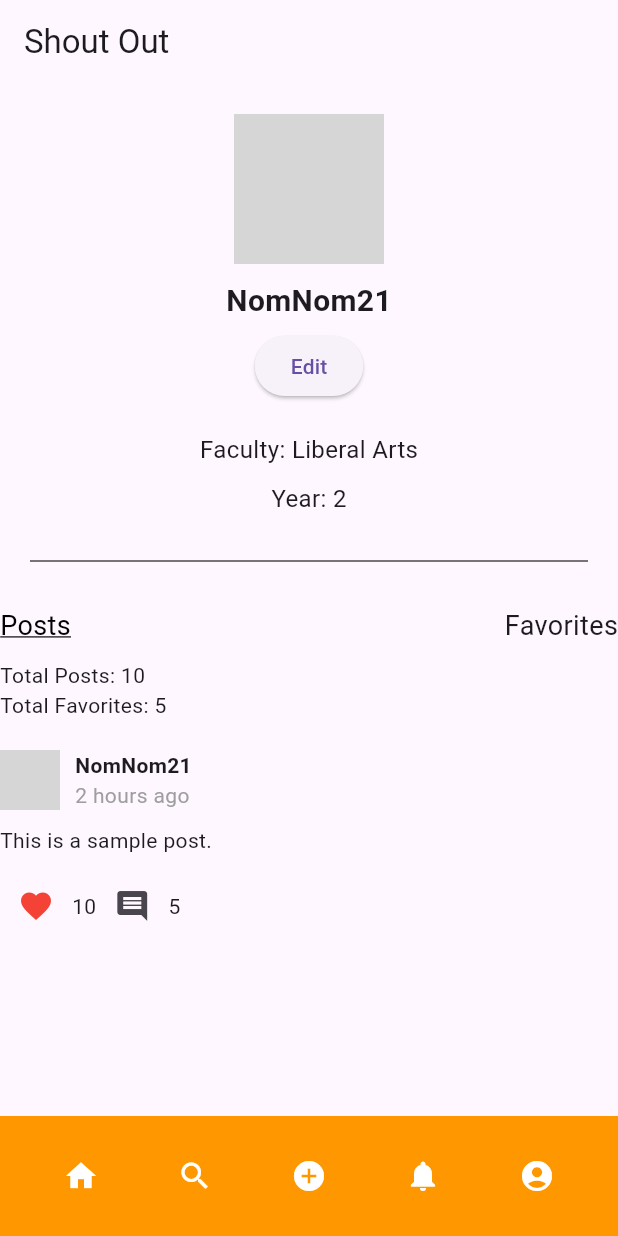
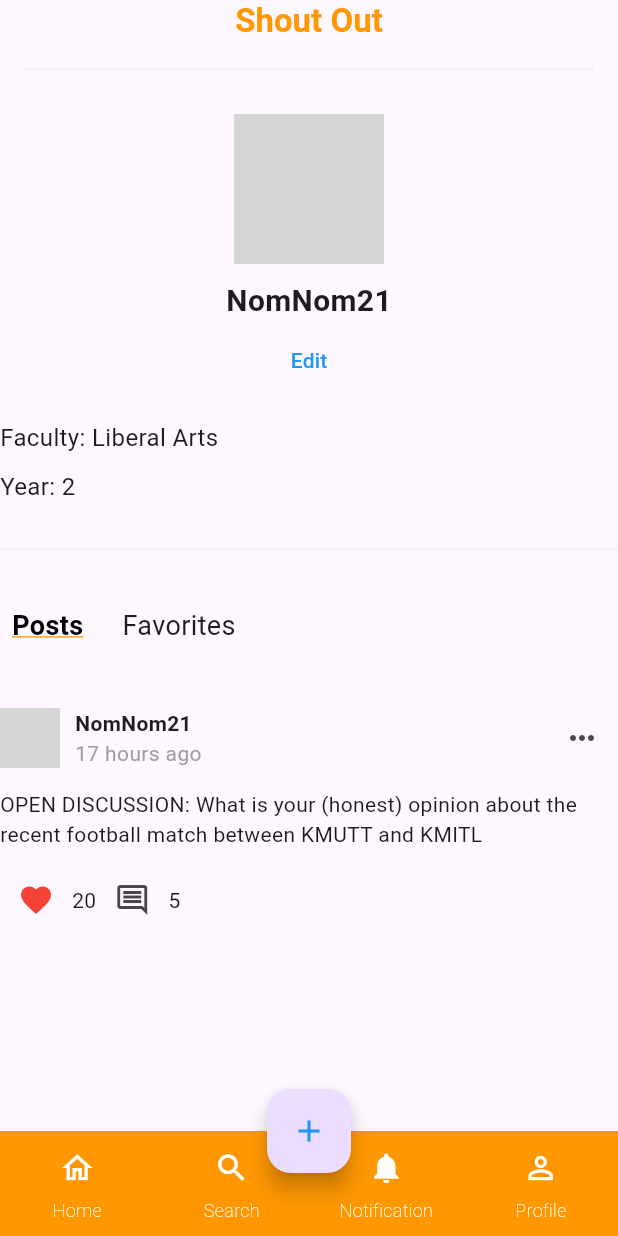
Before and after one commit to kimtigithub/appk, a Flutter app: the screen it shows after launch, on a phone screen of 412 x 824 dp. Run offline on Flutter 3.47's test engine with Material 3 defaults, Android fonts, the phone set to English and light mode, and no system bars; grey boxes are pictures that could not be loaded.

Commit message:
first commit

```diff
--- a/lib/edit_profile_page.dart
+++ b/lib/edit_profile_page.dart
@@ -2,11 +2,10 @@ import 'package:flutter/material.dart';
 import 'package:shout_out/profile_page.dart';
 
 class EditProfilePage extends StatefulWidget {
-  const EditProfilePage({super.key}) ;
+  const EditProfilePage({super.key});
 
   @override
   State<EditProfilePage> createState() => _EditProfilePageState();
-
 }
 
 class _EditProfilePageState extends State<EditProfilePage> {
@@ -24,18 +23,19 @@ class _EditProfilePageState extends State<EditProfilePage> {
         child: Column(
           crossAxisAlignment: CrossAxisAlignment.center,
           children: [
-           const SizedBox(height: 20),
-            GestureDetector(
+            SizedBox(
+              child: GestureDetector(
                 onTap: () {
                   // Handle camera icon click
                 },
-              child: const  CircleAvatar(
+                child: const CircleAvatar(
                   radius: 50,
                   backgroundColor: Colors.orange,
                   child: Icon(
                     Icons.camera_alt,
                     size: 40,
                     color: Colors.white,
+                  ),
                 ),
               ),
             ),
@@ -47,17 +47,29 @@ class _EditProfilePageState extends State<EditProfilePage> {
               indent: 20,
               endIndent: 20,
             ),*/
-          const  SizedBox(height: 20),
-            buildProfileField('Name', _name, (value) {
+            Center(
+              child: SizedBox(
+                width: 200, // Adjust the width as needed
+                child: buildProfileField('', _name, (value) {
                   setState(() {
                     _name = value;
                   });
                 }),
-              buildProfileField('Faculty', _faculty, (value) {
+              ),
+            ),
+            Row(
+              children: [
+                const Padding(
+                  padding: EdgeInsets.only(left: 8.0),
+                  child: Text('Faculty : '),
+                ),
+                buildProfileField('', _faculty, (value) {
                   setState(() {
                     _faculty = value;
                   });
                 }),
+              ],
+            ),
             buildProfileField('Year', _year, (value) {
               setState(() {
                 _year = value;
@@ -83,13 +95,13 @@ class _EditProfilePageState extends State<EditProfilePage> {
               onPressed: () {
                 // Navigate to home page
               },
-              icon:const Icon(Icons.home, color: Colors.white),
+              icon: const Icon(Icons.home, color: Colors.white),
             ),
             IconButton(
               onPressed: () {
                 // Navigate to search page
               },
-              icon:const Icon(Icons.search, color: Colors.white),
+              icon: const Icon(Icons.search, color: Colors.white),
             ),
             IconButton(
               onPressed: () {
@@ -101,13 +113,13 @@ class _EditProfilePageState extends State<EditProfilePage> {
               onPressed: () {
                 // Navigate to notifications page
               },
-              icon:const Icon(Icons.notifications, color: Colors.white),
+              icon: const Icon(Icons.notifications, color: Colors.white),
             ),
             IconButton(
               onPressed: () {
                 // Navigate to profile page
               },
-              icon:const Icon(Icons.account_circle, color: Colors.white),
+              icon: const Icon(Icons.account_circle, color: Colors.white),
             ),
           ],
         ),
@@ -115,7 +127,8 @@ class _EditProfilePageState extends State<EditProfilePage> {
     );
   }
 
-Widget buildProfileField(String label, String value, ValueChanged<String> onChanged) {
+  Widget buildProfileField(
+      String label, String value, ValueChanged<String> onChanged) {
     return Column(
       crossAxisAlignment: CrossAxisAlignment.start,
       children: [
@@ -139,6 +152,7 @@ Widget buildProfileField(String label, String value, ValueChanged<String> onChan
                   //decoration:const InputDecoration(
                   //hintText: 'Enter $label',
                   // ),
+                  textAlign: TextAlign.center,
                   controller: TextEditingController(text: value),
                   onChanged: onChanged,
                 ),
@@ -156,8 +170,6 @@ Widget buildProfileField(String label, String value, ValueChanged<String> onChan
     );
   }
 
-
-
   Widget buildPostWidget(
     String userName,
     String timeAgo,
@@ -170,11 +182,11 @@ Widget buildProfileField(String label, String value, ValueChanged<String> onChan
       children: [
         Row(
           children: [
-          const  CircleAvatar(
+            const CircleAvatar(
               radius: 20,
               backgroundImage: AssetImage('assets/user_image.jpg'),
             ),
-          const  SizedBox(width: 10),
+            const SizedBox(width: 10),
             Column(
               crossAxisAlignment: CrossAxisAlignment.start,
               children: [
@@ -186,7 +198,7 @@ Widget buildProfileField(String label, String value, ValueChanged<String> onChan
                 ),
                 Text(
                   timeAgo,
-                  style:const  TextStyle(
+                  style: const TextStyle(
                     color: Colors.grey,
                   ),
                 ),
@@ -196,14 +208,14 @@ Widget buildProfileField(String label, String value, ValueChanged<String> onChan
         ),
         const SizedBox(height: 10),
         Text(postContent),
-      const  SizedBox(height: 10),
+        const SizedBox(height: 10),
         Row(
           children: [
             IconButton(
               onPressed: () {
                 // Handle love icon pressed
               },
-              icon:  const Icon(Icons.favorite),
+              icon: const Icon(Icons.favorite),
               color: Colors.red,
             ),
             Text(loveCount.toString()),
@@ -211,7 +223,7 @@ Widget buildProfileField(String label, String value, ValueChanged<String> onChan
               onPressed: () {
                 // Handle comment icon pressed
               },
-              icon:const Icon(Icons.comment),
+              icon: const Icon(Icons.comment),
             ),
             Text(commentCount.toString()),
           ],
@@ -223,9 +235,9 @@ Widget buildProfileField(String label, String value, ValueChanged<String> onChan
 
 void main() {
   runApp(MaterialApp(
-    home:  const ProfilePage(),
+    home: const ProfilePage(),
     routes: {
-      '/edit_profile': (context) =>const EditProfilePage(),
+      '/edit_profile': (context) => const EditProfilePage(),
     },
   ));
 }
--- a/lib/main.dart
+++ b/lib/main.dart
@@ -0,0 +1,16 @@
+/*import 'package:flutter/material.dart';
+import 'package:shout_out/profile_page.dart'; // Importing the ProfilePage widget
+
+void main() {
+  runApp(const MyApp()); // Running the ProfilePage widget as the main app
+}
+
+class MyApp extends StatelessWidget {
+  const MyApp({super.key});
+  @override
+  Widget build(BuildContext context) {
+    return const MaterialApp(
+      home: ProfilePage(), // Setting ProfilePage as the home screen
+    );
+  }
+}*/
--- a/lib/profile_page.dart
+++ b/lib/profile_page.dart
@@ -1,4 +1,5 @@
 import 'package:flutter/material.dart';
+//import 'package:shout_out/edit_profile_page.dart';
 
 class ProfilePage extends StatelessWidget {
   const ProfilePage({super.key});
@@ -6,18 +7,38 @@ class ProfilePage extends StatelessWidget {
   Widget build(BuildContext context) {
     return Scaffold(
       appBar: AppBar(
-        title: const Text('Shout Out'),
+        centerTitle: true,
+        title: Column(
+          children: [
+            const Text(
+              'Shout Out',
+              style: TextStyle(
+                color: Colors.orange,
+                fontWeight: FontWeight.bold,
+              ),
+            ),
+            const SizedBox(height: 8), // Adjust the height as needed
+            Divider(
+              color: Colors.grey.withOpacity(0.1), // Blurred grey color
+              thickness: 2,
+              height: 20,
+              indent: 0,
+              endIndent: 0,
+            ),
+          ],
+        ),
       ),
       body: SingleChildScrollView(
         child: Column(
           crossAxisAlignment: CrossAxisAlignment.center,
           children: [
             const SizedBox(height: 20),
-           const  CircleAvatar(
+            const CircleAvatar(
               radius: 50,
-              backgroundImage: AssetImage('assets/user_image.jpg'), // Replace with actual image path
+              backgroundImage: AssetImage(
+                  'images/user_image.png'), // Replace with actual image path
             ),
-          const  SizedBox(height: 10),
+            const SizedBox(height: 10),
             const Text(
               'NomNom21',
               style: TextStyle(
@@ -26,124 +47,169 @@ class ProfilePage extends StatelessWidget {
               ),
             ),
             const SizedBox(height: 5),
-            ElevatedButton(
+             TextButton(
               onPressed: () {
-                // Navigate to edit profile page
                 Navigator.pushNamed(context, '/edit_profile');
               },
-              child: const Text('Edit'),
+              style: TextButton.styleFrom(
+                padding: EdgeInsets.zero, // Remove padding around the text
+                tapTargetSize: MaterialTapTargetSize
+                    .shrinkWrap, // Make button size fit its child
+              ),
+              child: const Text(
+                'Edit',
+                style: TextStyle(
+                  color: Colors.blue, // Set the text color here
+                ),
+              ),
             ),
             const SizedBox(height: 20),
-           const Text(
+
+            const Row(
+              mainAxisAlignment: MainAxisAlignment
+                  .start, // Align children to the start (left) of the row
+              children: [
+                Padding(
+                  padding: EdgeInsets.only(
+                      left: 0.0), // Add left padding to separate from the edge
+                  child: Text(
                     'Faculty: Liberal Arts',
                     style: TextStyle(
                       fontSize: 16,
                     ),
                   ),
+                ),
+              ],
+            ),
             const SizedBox(height: 10),
-            const Text(
+            const Row(
+              mainAxisAlignment: MainAxisAlignment
+                  .start, // Align children to the start (left) of the row
+              children: [
+                Padding(
+                  padding: EdgeInsets.only(
+                      left: 0.0), // Add left padding to separate from the edge
+                  child: Text(
                     'Year: 2',
                     style: TextStyle(
                       fontSize: 16,
                     ),
                   ),
-           const  SizedBox(height: 20),
-            /*Container(
-              padding: const EdgeInsets.all(10),
-              decoration: BoxDecoration(
-                border: Border.all(
-                  color: Colors.grey,
                 ),
-                borderRadius: BorderRadius.circular(10),
+              ],
             ),
-           child:  */
-                 const Divider(
-              color: Color.fromARGB(249, 71, 68, 68), // Gray color for the line
-              thickness: 1, // Adjust thickness as needed
-              height: 20, // Adjust height as needed
-              indent: 20, // Adjust left indentation as needed
-              endIndent: 20, // Adjust right indentation as needed
+            const SizedBox(height: 20),
+
+            Divider(
+              color: Colors.grey.withOpacity(0.1),
+              thickness: 2,
+              height: 20,
+              indent: 0,
+              endIndent: 0,
             ),
+
             const SizedBox(height: 20),
             const Column(
               crossAxisAlignment: CrossAxisAlignment.start,
               children: [
                 Row(
-                    mainAxisAlignment: MainAxisAlignment.spaceBetween,
+                  mainAxisAlignment: MainAxisAlignment.start,
+                  crossAxisAlignment: CrossAxisAlignment.center,
                   children: [
-                      Text(
+                    Padding(
+                      padding: EdgeInsets.all(8.0),
+                      child: Text(
                         'Posts',
                         style: TextStyle(
                           fontSize: 18,
                           decoration: TextDecoration.underline,
+                          decorationColor: Colors.orange,
                           color: Colors.black,
+                          fontWeight: FontWeight.bold,
                         ),
                       ),
-                      Text(
+                    ),
+                    SizedBox(width: 10),
+                    Padding(
+                      padding: EdgeInsets.all(8.0),
+                      child: Text(
                         'Favorites',
                         style: TextStyle(
                           fontSize: 18,
+                        ),
                       ),
                     ),
                   ],
                 ),
                 SizedBox(height: 10),
                 // Replace with actual post and favorite count widgets
-                  Text('Total Posts: 10'),
-                  Text('Total Favorites: 5'),
               ],
             ),
             //);
-          const  SizedBox(height: 20),
+            const SizedBox(height: 20),
             // Replace with actual post list widget
             buildPostWidget(
               'NomNom21',
-              '2 hours ago',
-              'This is a sample post.',
-              10, // Replace with actual love count
+              '17 hours ago',
+              'OPEN DISCUSSION: What is your (honest) opinion about the recent football match between KMUTT and KMITL',
+              20, // Replace with actual love count
               5, // Replace with actual comment count
             ),
           ],
         ),
       ),
-      bottomNavigationBar: BottomAppBar(
-        color: Colors.orange,
-        child: Row(
-          mainAxisAlignment: MainAxisAlignment.spaceAround,
-          children: [
-            IconButton(
-              onPressed: () {
-                // Navigate to home page
-              },
-              icon: const Icon(Icons.home, color: Colors.white),
+      floatingActionButtonLocation: FloatingActionButtonLocation.centerDocked,
+      floatingActionButton: FloatingActionButton(
+        onPressed: () {},
+        child: const Icon(
+          Icons.add,
+          color: Colors.blue,
         ),
-            IconButton(
-              onPressed: () {
-                // Navigate to search page
-              },
-              icon: const Icon(Icons.search, color: Colors.white),
       ),
-            IconButton(
-              onPressed: () {
-                // Navigate to create post page
-              },
-              icon: const Icon(Icons.add_circle, color: Colors.white),
+      bottomNavigationBar: NavigationBarTheme(
+          data: const NavigationBarThemeData(
+            labelTextStyle: MaterialStatePropertyAll(
+              TextStyle(
+                  fontWeight: FontWeight.w100,
+                  fontSize: 12,
+                  color: Colors.white),
             ),
-            IconButton(
-              onPressed: () {
-                // Navigate to notifications page
-              },
-              icon:const  Icon(Icons.notifications, color: Colors.white),
+            indicatorColor: Colors.transparent,
           ),
-            IconButton(
-              onPressed: () {
-                // Navigate to profile page
-              },
-              icon: const Icon(Icons.account_circle, color: Colors.white),
+          child: NavigationBar(
+            height: 70,
+            backgroundColor: Colors.orange,
+            destinations: const [
+              NavigationDestination(
+                icon: Icon(
+                  Icons.home_outlined,
+                  color: Colors.white,
+                ),
+                label: 'Home',
+              ),
+              NavigationDestination(
+                icon: Icon(
+                  Icons.search_outlined,
+                  color: Colors.white,
+                ),
+                label: 'Search',
+              ),
+              NavigationDestination(
+                icon: Icon(
+                  Icons.notifications,
+                  color: Colors.white,
+                ),
+                label: 'Notification',
+              ),
+              NavigationDestination(
+                icon: Icon(
+                  Icons.person_outline_outlined,
+                  color: Colors.white,
+                ),
+                label: 'Profile',
               ),
             ],
-        ),
-      ),
+          )),
     );
   }
 }
@@ -155,23 +221,15 @@ class ProfilePage extends StatelessWidget {
   int loveCount,
   int commentCount,
 ) {
-    return
-     /*Container(
-      padding:const EdgeInsets.all(10),
-      decoration: BoxDecoration(
-        border: Border.all(
-          color: Colors.grey,
-        ),
-        borderRadius: BorderRadius.circular(10),
-      ),
-      child: */Column(
+  return Column(
     crossAxisAlignment: CrossAxisAlignment.start,
     children: [
       Row(
         children: [
-            const  CircleAvatar(
+          const CircleAvatar(
             radius: 20,
-                backgroundImage: AssetImage('assets/user_image.jpg'), // Replace with actual image path
+            backgroundImage: AssetImage(
+                'images/user_image.png'), // Replace with actual image path
           ),
           const SizedBox(width: 10),
           Column(
@@ -191,6 +249,13 @@ class ProfilePage extends StatelessWidget {
               ),
             ],
           ),
+          const Spacer(), // Add spacer to push the three-dot icon to the right
+          IconButton(
+            onPressed: () {
+              // Handle the action when the three-dot icon is pressed
+            },
+            icon: const Icon(Icons.more_horiz),
+          ),
         ],
       ),
       const SizedBox(height: 10),
@@ -202,7 +267,7 @@ class ProfilePage extends StatelessWidget {
             onPressed: () {
               // Handle love icon pressed
             },
-                icon:const Icon(Icons.favorite),
+            icon: const Icon(Icons.favorite),
             color: Colors.red, // Change color based on user's interaction
           ),
           Text(loveCount.toString()),
@@ -210,7 +275,7 @@ class ProfilePage extends StatelessWidget {
             onPressed: () {
               // Handle comment icon pressed
             },
-                icon: const Icon(Icons.comment),
+            icon: const Icon(Icons.comment_outlined),
           ),
           Text(commentCount.toString()),
         ],
@@ -220,10 +285,9 @@ class ProfilePage extends StatelessWidget {
   );
 }
 
-
 void main() {
   runApp(MaterialApp(
-    home:const ProfilePage(),
+    home: const ProfilePage(),
     // Define routes for navigation
     routes: {
       '/edit_profile': (context) => const EditProfilePage(),
@@ -240,7 +304,7 @@ class EditProfilePage extends StatelessWidget {
         title: const Text('Edit Profile'),
       ),
       body: const Center(
-        child: Text('Edit Profile Page'),
+        child: Text('Edit Profile Page2'),
       ),
     );
   }
--- a/pubspec.yaml
+++ b/pubspec.yaml
@@ -57,6 +57,7 @@ flutter:
   # included with your application, so that you can use the icons in
   # the material Icons class.
   uses-material-design: true
+  assets : ['images/user_image.png']
 
   # To add assets to your application, add an assets section, like this:
   # assets:
```
Also changed, not shown: images/user_image.png (added), 1 other file. Lines whose indentation alone changed are shown as unchanged.
